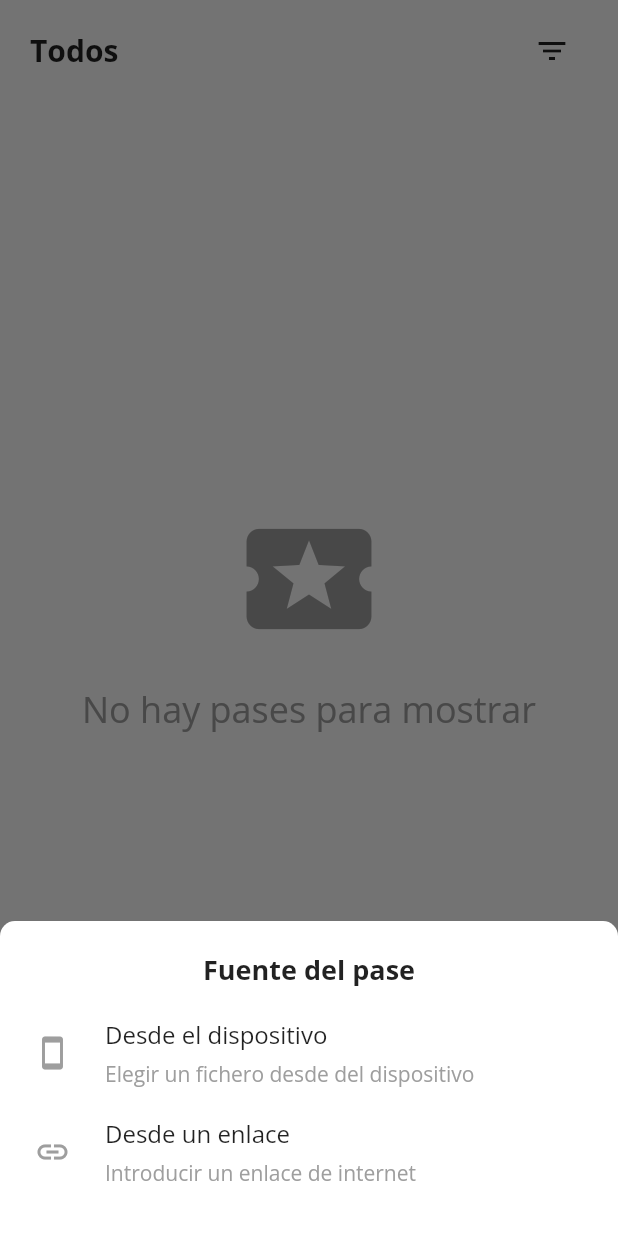
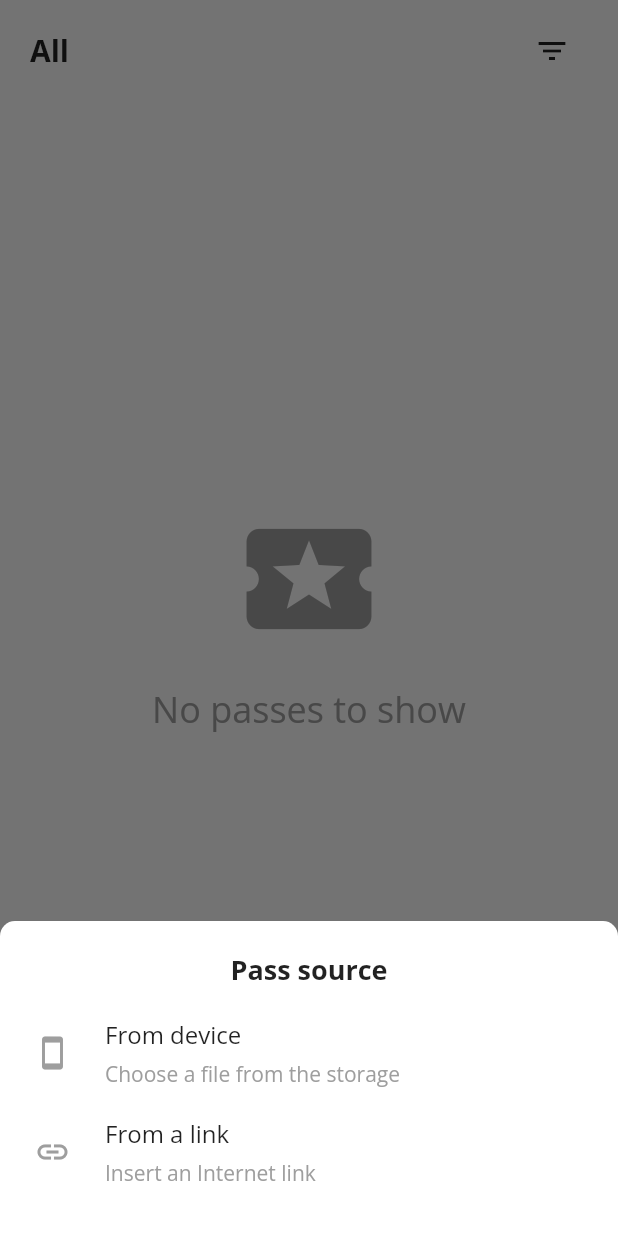
Before and after one commit to JGeek00/passcard_hub_flutter, a Flutter app: the screen it shows after launch, after a tap on the "add" icon, on a phone screen of 412 x 824 dp. Run offline on Flutter 3.47's test engine with Material 2 defaults, Android fonts, the phone set to English and light mode, and no system bars; our stand-ins replace barcode_widget, dio, equatable, file_picker, package_info_plus, qr_flutter and 2 more; missing offline and left inert: barcode, flutter_displaymode; accounts and stored records are empty; generated files the repository leaves out were written again.

Commit message:
Added english translation

```diff
--- /dev/null
+++ b/l10n.yaml
@@ -0,0 +1,3 @@
+arb-dir: lib/l10n
+template-arb-file: app_en.arb
+output-localization-file: app_localizations.dart
--- /dev/null
+++ b/lib/l10n/app_en.arb
@@ -0,0 +1,86 @@
+{
+  "all": "All",
+  "withoutCategory": "Without category",
+  "archived": "Archived",
+  "noPasses": "No passes to show",
+
+  "passes": "Passes",
+  "settings": "Settings",
+
+  "addPass": "Add pass",
+  "passSource": "Pass source",
+  "fromDevice": "From device",
+  "fromDeviceDescription": "Choose a file from the storage",
+  "fromUrl": "From a link",
+  "fromUrlDescription": "Insert an Internet link",
+
+  "passFiltering": "Pass filtering",
+  "status": "Status",
+  "active": "Active",
+  "categories": "Categories",
+  "showAll": "Show all",
+  "showNotCategorized": "Show not categorized",
+
+  "details": "Details",
+  "deletePass": "Delete pass",
+  "deletePassMessage": "Are you sure you want to delete this pass?\n\nThis action is not reversible.",
+  "accept": "Accept",
+  "cancel": "Cancel",
+
+  "movedArchive": "Pass moved to archive",
+  "removedArchive": "Pass taken from archive",
+  "archivePass": "Archive pass",
+  "unarchivePass": "Unarchive pass",
+
+  "insertLinkTitle": "Insert a link",
+  "insertLinkDescription": "Downloads the pass from the provided link and saves it into the application.",
+  "internetLink": "Internet link",
+  "pasteClipboard": "Paste from clipboard",
+  "insertLink": "Insert a link",
+  "linkNotValid": "Link is not valid",
+
+  "existingPass": "The pass has not been saved because it already existed",
+  "passSaved": "The pass has been saved successfully",
+  "selectPkpass": "Select a pkpass file",
+  "passNotSupported": "This pass type is not supported yet",
+  "notPkpass": "The selected file is not a pkpass",
+  "filePickerCancelled": "File picker cancelled",
+  "storagePermissionDenied": "Permission to access storage has been denied",
+  "unknownError": "Unknown error",
+
+  "createCategoryTitle": "Create new category",
+  "createCategoryDescription": "There is no category for the pass that was just added. Do you want to create a new category?\n\nIf you do not create a category, the pass will be uncategorized.",
+  "selectDateFieldDescription": "Select the field that contains the date from the list. If there are several with a date value, choose the one that corresponds to the departure date.",
+  "previous": "Previous",
+  "next": "Next",
+  "finish": "Finish",
+
+  "cancelCategoryCreationTitle": "Cancel category creation",
+  "cancelCategoryCreationWarning": "If you cancel the creation of the category, the added pass will be uncategorized.\n\nDo you want to cancel?",
+  "yes": "Yes",
+  "no": "No",
+
+  "dateFormat": "Date format",
+  "dateValue": "Date value",
+  "notMatchDate": "The inserted pattern entered does not validate the date",
+  "importantMessageDate": "Important!\nIt is necessary to enter ALL the data that has the value of the date for a correct operation.",
+  "example": "Example",
+  "examples": "Examples",
+  "spacesAndCharacters": "Spaces and other characters ( : - , / ), have to been written on it's corresponding place.",
+  "year": "year",
+  "month": "month",
+  "day": "day",
+  "seconds": "seconds",
+  "minutes": "minutes",
+  "hours": "hours",
+  "letters": "letters",
+  "digits": "digits",
+
+  "theme": "Theme",
+  "systemDefined": "System defined",
+  "light": "Light",
+  "dark": "Dark",
+  "about": "About",
+  "appVersion": "App version",
+  "createdBy": "Created by"
+}
--- a/lib/main.dart
+++ b/lib/main.dart
@@ -7,6 +7,9 @@ import 'package:pass_flutter/pass_flutter.dart';
 import 'package:provider/provider.dart';
 import 'package:sqflite/sqflite.dart';
 import 'package:sqflite/sqlite_api.dart';
+
+import 'package:flutter_localizations/flutter_localizations.dart';
+import 'package:flutter_gen/gen_l10n/app_localizations.dart';
 
 import 'package:passcard_hub/screens/base.dart';
 import 'package:passcard_hub/config/theme.dart';
@@ -155,6 +158,16 @@ class _BusWalletState extends State<BusWallet> {
       theme: lightTheme,
       darkTheme: darkTheme,
       themeMode: configProvider.themeMode,
+      localizationsDelegates: const [
+        GlobalMaterialLocalizations.delegate,
+        GlobalWidgetsLocalizations.delegate,
+        GlobalCupertinoLocalizations.delegate,
+        AppLocalizations.delegate,
+      ],
+      supportedLocales: const [
+        Locale('en', ''),
+        Locale('es', '')
+      ],
       home: const Base(),
     );
   }
--- a/lib/providers/categories_provider.dart
+++ b/lib/providers/categories_provider.dart
@@ -15,8 +15,8 @@ class CategoriesProvider with ChangeNotifier {
   String listPassesSplitChar = "·";
 
   static const List<Map<String, dynamic>> _categoriesLabels = [
-    {'value': 'all', 'label': 'Todos'},
-    {'value': 'not_categorized', 'label': 'Sin categoría'}
+    {'value': 'all', 'label': ''},
+    {'value': 'not_categorized', 'label': ''}
   ];
 
   List<PassCategory> get getCategories {
@@ -61,10 +61,13 @@ class CategoriesProvider with ChangeNotifier {
     notifyListeners();
   }
 
-  void changeCategorySelected(String? newSelected, String? titleSelected) {
-    if (newSelected != null && titleSelected != null) {
+  void changeCategorySelected({
+    required String? newSelected,
+    String? titleSelected
+  }) {
+    if (newSelected != null) {
       _selectedCategory = newSelected;
-      _categoryTitle = titleSelected;
+      _categoryTitle = titleSelected ?? '';
     }
     notifyListeners();
   }
--- a/lib/screens/passes.dart
+++ b/lib/screens/passes.dart
@@ -4,6 +4,8 @@ import 'package:flutter/painting.dart';
 import 'package:flutter/widgets.dart';
 import 'package:pass_flutter/pass_flutter.dart';
 import 'package:provider/provider.dart';
+
+import 'package:flutter_gen/gen_l10n/app_localizations.dart';
 
 import 'package:passcard_hub/providers/app_config_provider.dart';
 import 'package:passcard_hub/providers/categories_provider.dart';
@@ -111,6 +113,19 @@ class _PassesState extends State<Passes> {
     final categoriesProvider = Provider.of<CategoriesProvider>(context);
     final configProvider = Provider.of<AppConfigProvider>(context);
 
+    String _getTitle(String selectedCategory) {
+      switch (selectedCategory) {
+        case 'all':
+          return AppLocalizations.of(context)!.all;
+
+        case 'not_categorized':
+          return AppLocalizations.of(context)!.withoutCategory;
+
+        default:
+          return categoriesProvider.categoryTitle;
+      }
+    }
+
     return Column(
       children: [
         Container(
@@ -119,7 +134,7 @@ class _PassesState extends State<Passes> {
             mainAxisAlignment: MainAxisAlignment.spaceBetween,
             children: [
               Text(
-                categoriesProvider.categoryTitle,
+                _getTitle(categoriesProvider.categorySelected),
                 style: const TextStyle(
                   fontWeight: FontWeight.bold,
                   fontSize: 20
@@ -137,7 +152,7 @@ class _PassesState extends State<Passes> {
                           borderRadius: BorderRadius.circular(20),
                         ),
                         child: Text(
-                          "Archivados",
+                          AppLocalizations.of(context)!.archived,
                           style: TextStyle(
                             fontSize: 14,
                             fontWeight: FontWeight.bold,
@@ -207,16 +222,16 @@ class _PassesState extends State<Passes> {
             child: (
               Column(
                 mainAxisAlignment: MainAxisAlignment.center,
-                children: const [
-                  Icon(
+                children: [
+                  const Icon(
                     Icons.local_activity,
                     size: 100,
                     color: Colors.grey,
                   ),
-                  SizedBox(height: 20),
+                  const SizedBox(height: 20),
                   Text(
-                    "No hay pases para mostrar",
-                    style: TextStyle(
+                    AppLocalizations.of(context)!.noPasses,
+                    style: const TextStyle(
                       fontSize: 24,
                       color: Colors.grey
                     ),
--- a/lib/utils/passes.dart
+++ b/lib/utils/passes.dart
@@ -3,6 +3,8 @@ import 'package:flutter/material.dart';
 
 import 'package:file_picker/file_picker.dart';
 import 'package:provider/provider.dart';
+
+import 'package:flutter_gen/gen_l10n/app_localizations.dart';
 
 import 'package:passcard_hub/providers/categories_provider.dart';
 import 'package:passcard_hub/utils/loading_modal.dart';
@@ -19,7 +21,7 @@ Future<Map<String, dynamic>> pickFiles({
 
   try {
     FilePickerResult? result = await FilePicker.platform.pickFiles(
-      dialogTitle: "Selecciona un fichero .pkpass"
+      dialogTitle: AppLocalizations.of(context)!.selectPkpass
     );
     if (result != null) {
       if (result.files.single.extension == 'pkpass') {
@@ -43,7 +45,7 @@ Future<Map<String, dynamic>> pickFiles({
 
             passesProvider.sortPassesByDate();
 
-            return {'message': "Pase guardado correctamente", 'color': Colors.green};
+            return {'message': AppLocalizations.of(context)!.passSaved, 'color': Colors.green};
           }
           else {
             passesProvider.deletePassOnlyFromStorage(context, passFile);
@@ -52,7 +54,7 @@ Future<Map<String, dynamic>> pickFiles({
 
             hideLoadingModal(context);
 
-            return {'message': "Este tipo de pase aún no está soportado", 'color': Colors.red};
+            return {'message': AppLocalizations.of(context)!.passNotSupported, 'color': Colors.red};
           }
         }
         else {
@@ -62,21 +64,21 @@ Future<Map<String, dynamic>> pickFiles({
 
           hideLoadingModal(context);
 
-          return {'message': "El pase no ha sido guardado porque ya existía", 'color': Colors.red};
+          return {'message': AppLocalizations.of(context)!.existingPass, 'color': Colors.red};
         }
       }
       else {
-        return {'message': "El fichero seleccionado no es un pkpass.", 'color': Colors.red};
+        return {'message': AppLocalizations.of(context)!.notPkpass, 'color': Colors.red};
       }
     } else {
-      return {'message': "Selección de fichero cancelada", 'color': Colors.red};
+      return {'message': AppLocalizations.of(context)!.filePickerCancelled, 'color': Colors.red};
     }
   } catch (e) {
     if (e.toString().contains('read_external_storage_denied')) {
-      return {'message': "Permiso de acceso al almacenamiento denegado", 'color': Colors.red};
+      return {'message': AppLocalizations.of(context)!.storagePermissionDenied, 'color': Colors.red};
     }
     else {
-      return {'message': "Error desconocido", 'color': Colors.red};
+      return {'message': AppLocalizations.of(context)!.unknownError, 'color': Colors.red};
     }
   }
 
@@ -106,14 +108,14 @@ Future<Map<String, dynamic>> downloadFromUrl({
 
     hideLoadingModal(context);
 
-    return {'message': "Pase guardado correctamente", 'color': Colors.green};
+    return {'message': AppLocalizations.of(context)!.passSaved, 'color': Colors.green};
   }
   else {
     passesProvider.deletePassOnlyFromStorage(context, passFile);
 
     hideLoadingModal(context);
 
-    return {'message': "El pase no ha sido guardado porque ya existía", 'color': Colors.red};
+    return {'message': AppLocalizations.of(context)!.existingPass, 'color': Colors.red};
   }
 }
 
--- a/lib/widgets/add_pass_menu.dart
+++ b/lib/widgets/add_pass_menu.dart
@@ -1,4 +1,6 @@
 import 'package:flutter/material.dart';
+
+import 'package:flutter_gen/gen_l10n/app_localizations.dart';
 
 import 'package:passcard_hub/widgets/insert_url_dialog.dart';
 
@@ -91,9 +93,9 @@ class AddPassMenu extends StatelessWidget {
       ),
       child: Column(
         children: [
-          const Text(
-            "Fuente del pase",
-            style: TextStyle(
+          Text(
+            AppLocalizations.of(context)!.passSource,
+            style: const TextStyle(
               fontSize: 18,
               fontWeight: FontWeight.bold
             ),
@@ -101,8 +103,8 @@ class AddPassMenu extends StatelessWidget {
           const SizedBox(height: 10),
           _listItem(
             icon: Icons.smartphone,
-            title: "Desde el dispositivo",
-            description: "Elegir un fichero desde del dispositivo",
+            title: AppLocalizations.of(context)!.fromDevice,
+            description: AppLocalizations.of(context)!.fromDeviceDescription,
             onTap: () async {
               Navigator.of(context).pop();
               fromDevice();
@@ -110,8 +112,8 @@ class AddPassMenu extends StatelessWidget {
           ),
           _listItem(
             icon: Icons.link,
-            title: "Desde un enlace",
-            description: "Introducir un enlace de internet",
+            title: AppLocalizations.of(context)!.fromUrl,
+            description: AppLocalizations.of(context)!.fromUrlDescription,
             onTap: () {
               Navigator.of(context).pop();
               _showFromUrlDialog(context);
--- a/lib/widgets/botttom_nav_bar.dart
+++ b/lib/widgets/botttom_nav_bar.dart
@@ -1,4 +1,6 @@
 import 'package:flutter/material.dart';
+
+import 'package:flutter_gen/gen_l10n/app_localizations.dart';
 
 import 'package:passcard_hub/models/app_screen.dart';
 
@@ -19,14 +21,14 @@ class BottomNavBar extends StatelessWidget {
     return BottomNavigationBar(
       onTap: onTap,
       currentIndex: selectedScreen,
-      items: const [
+      items: [
         BottomNavigationBarItem(
-          icon: Icon(Icons.local_activity),
-          label: "Pases"
+          icon: const Icon(Icons.local_activity),
+          label: AppLocalizations.of(context)!.passes
         ),
         BottomNavigationBarItem(
-          icon: Icon(Icons.settings),
-          label: "Ajustes"
+          icon: const Icon(Icons.settings),
+          label:  AppLocalizations.of(context)!.settings
         )
       ]
     );
--- a/pubspec.yaml
+++ b/pubspec.yaml
@@ -28,6 +28,8 @@ environment:
 # versions available, run `flutter pub outdated`.
 dependencies:
   flutter:
+    sdk: flutter
+  flutter_localizations:
     sdk: flutter
   file_picker: ^4.0.3
   pass_flutter:
@@ -107,6 +109,7 @@ flutter_icons:
 
 # The following section is specific to Flutter.
 flutter:
+  generate: true
 
   # The following line ensures that the Material Icons font is
   # included with your application, so that you can use the icons in
```
Also changed, not shown: lib/l10n/app_es.arb (added, +86 -0 lines), lib/screens/settings.dart (+14 -12 lines), lib/widgets/alert_quit_create_category.dart (+9 -7 lines), lib/widgets/create_category_assistant.dart (+8 -6 lines), lib/widgets/date_dialog.dart (+58 -56 lines), lib/widgets/filters_menu.dart (+24 -19 lines), lib/widgets/insert_url_dialog.dart (+17 -15 lines), lib/widgets/page_dialog_create_category.dart (+9 -7 lines), lib/widgets/page_dialog_select_date_field.dart (+6 -4 lines), lib/widgets/pass_page.dart (+20 -14 lines), pubspec.lock.
